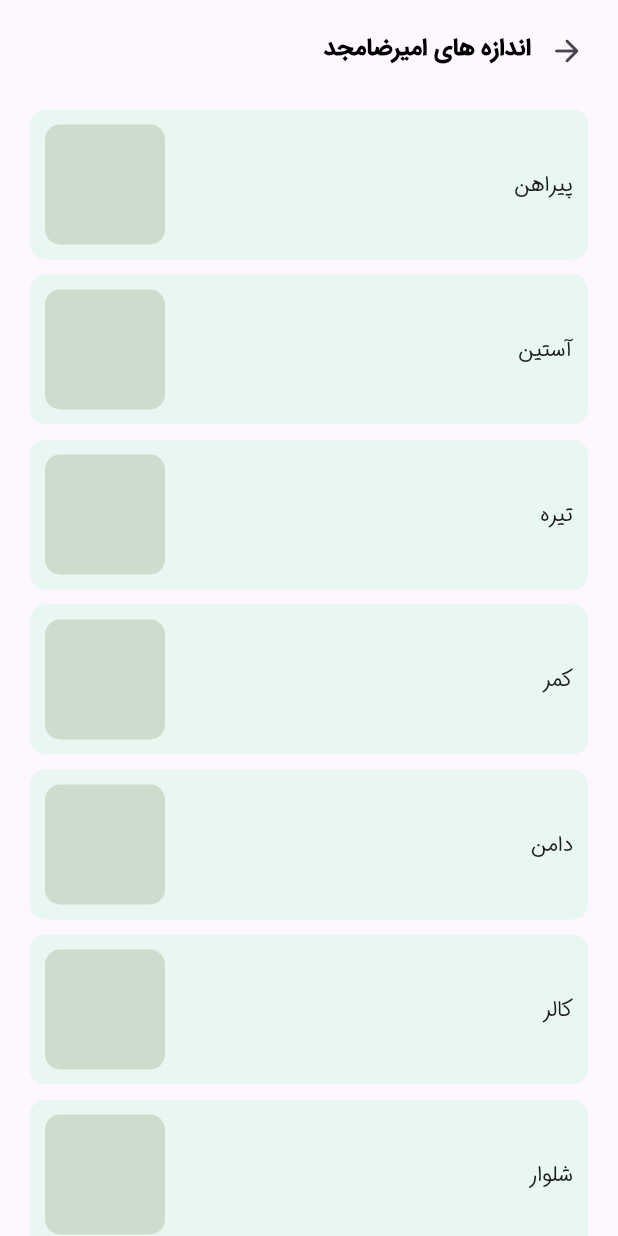
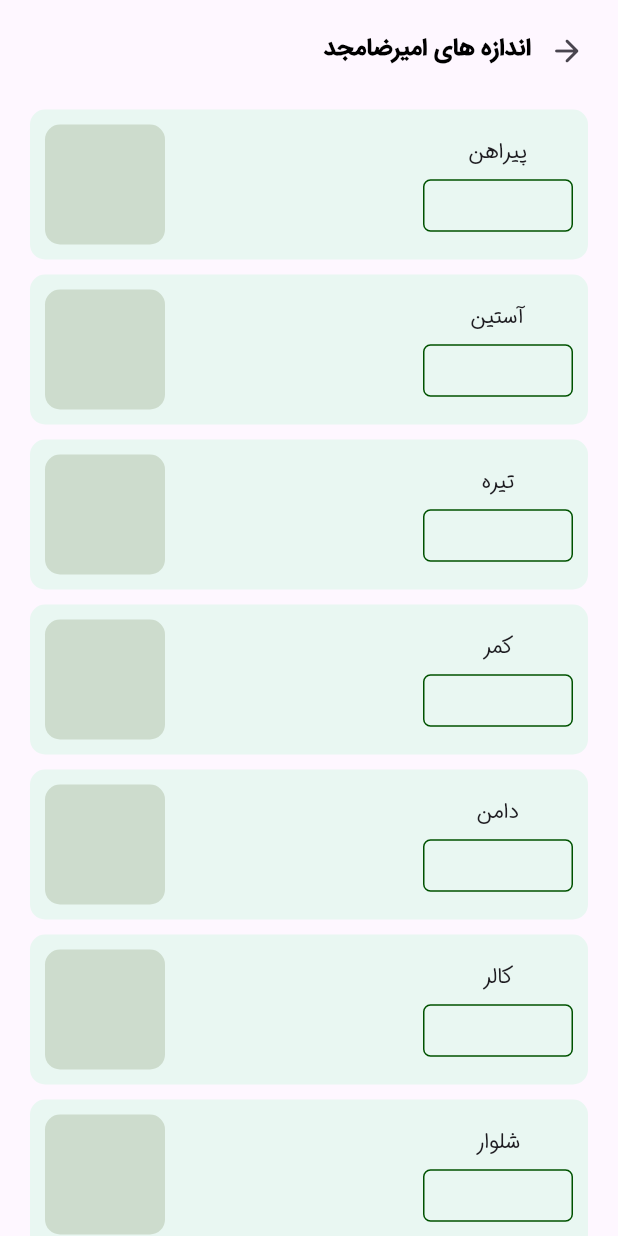
Before and after one commit to AliMotamedi7/shoonz-tailor, a Flutter app: the EnterSize screen opened by its route, on a phone screen of 412 x 824 dp. Run offline on Flutter 3.47's test engine with Material 3 defaults, Android fonts, the phone set to English and light mode, and no system bars; our stand-ins replace fl_chart, pinput.

Commit message:
adding textField to parameters

```diff
--- a/lib/widgets/enterSizeWidgets/clothes_box.dart
+++ b/lib/widgets/enterSizeWidgets/clothes_box.dart
@@ -1,10 +1,24 @@
 import 'package:flutter/material.dart';
 import 'package:shoonz_tailor/constants/appColors.dart';
+import 'package:shoonz_tailor/widgets/enterSizeWidgets/enter_size_bottom_sheet.dart';
 
-class ClotheBox extends StatelessWidget {
+class ClotheBox extends StatefulWidget {
   const ClotheBox({super.key, required this.name});
 
   final String name;
+
+  @override
+  State<ClotheBox> createState() => _ClotheBoxState();
+}
+
+class _ClotheBoxState extends State<ClotheBox> {
+  TextEditingController controller = TextEditingController();
+
+  @override
+  void dispose() {
+    super.dispose();
+    controller.dispose();
+  }
 
   @override
   Widget build(BuildContext context) {
@@ -14,13 +28,22 @@ class ClotheBox extends StatelessWidget {
       margin: const EdgeInsets.symmetric(horizontal: 10, vertical: 5),
       padding: const EdgeInsets.all(10),
       decoration: BoxDecoration(
-          color: AppColors.greenLight,
-          borderRadius: BorderRadius.circular(10)),
+          color: AppColors.greenLight, borderRadius: BorderRadius.circular(10)),
       child: Row(
         mainAxisAlignment: MainAxisAlignment.spaceBetween,
         textDirection: TextDirection.rtl,
         children: [
-          Text(name),
+          Column(
+            children: [
+              Text(widget.name),
+              SizedBox(
+                height: 8,
+              ),
+              EnterSizeTextField(
+                controller: controller,
+              ),
+            ],
+          ),
           Container(
             width: 80,
             height: 80,
--- /dev/null
+++ b/lib/widgets/enterSizeWidgets/enter_size_bottom_sheet.dart
@@ -0,0 +1,37 @@
+import 'package:flutter/material.dart';
+import 'package:shoonz_tailor/constants/appColors.dart';
+
+class EnterSizeTextField extends StatefulWidget {
+  const EnterSizeTextField({super.key, required this.controller});
+
+  final TextEditingController controller;
+
+  @override
+  State<EnterSizeTextField> createState() => _EnterSizeTextFieldState();
+}
+
+class _EnterSizeTextFieldState extends State<EnterSizeTextField> {
+  @override
+  Widget build(BuildContext context) {
+    return SizedBox(
+      width: 100,
+      height: 35,
+      child: TextField(
+        controller: widget.controller,
+        textAlign: TextAlign.center,
+        textInputAction: TextInputAction.next,
+        cursorColor: AppColors.greenShoonz,
+        decoration: InputDecoration(
+          focusedBorder: OutlineInputBorder(
+            borderRadius: BorderRadius.circular(5),
+            borderSide: const BorderSide(color: AppColors.greenShoonz),
+          ),
+          enabledBorder: OutlineInputBorder(
+            borderRadius: BorderRadius.circular(5),
+            borderSide: const BorderSide(color: AppColors.greenShoonz),
+          ),
+        ),
+      ),
+    );
+  }
+}
```
